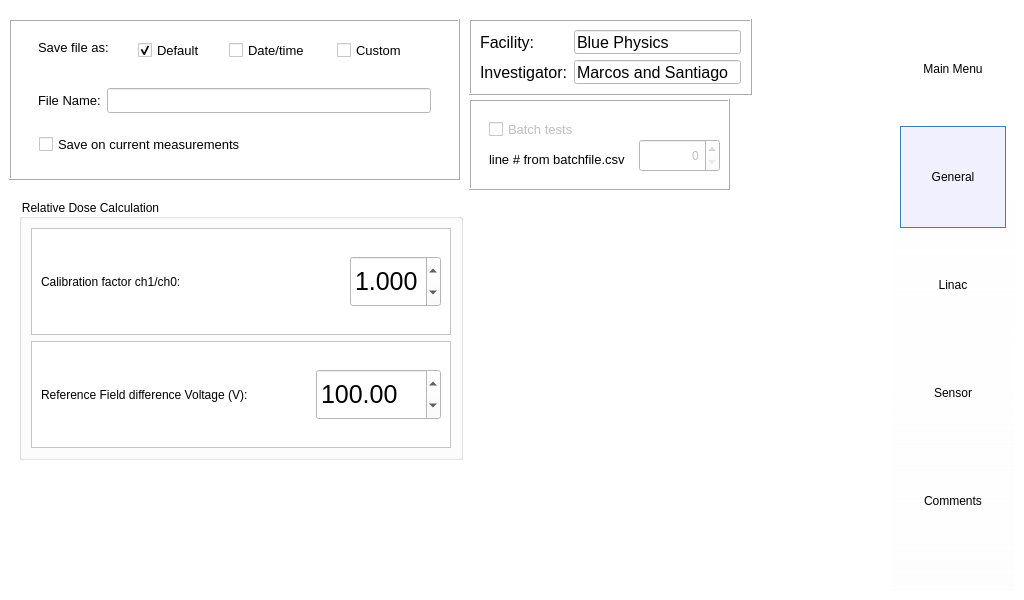
mfeijoo/BluePhysicsmodel82, file metadatagui2.ui: the form before one commit.
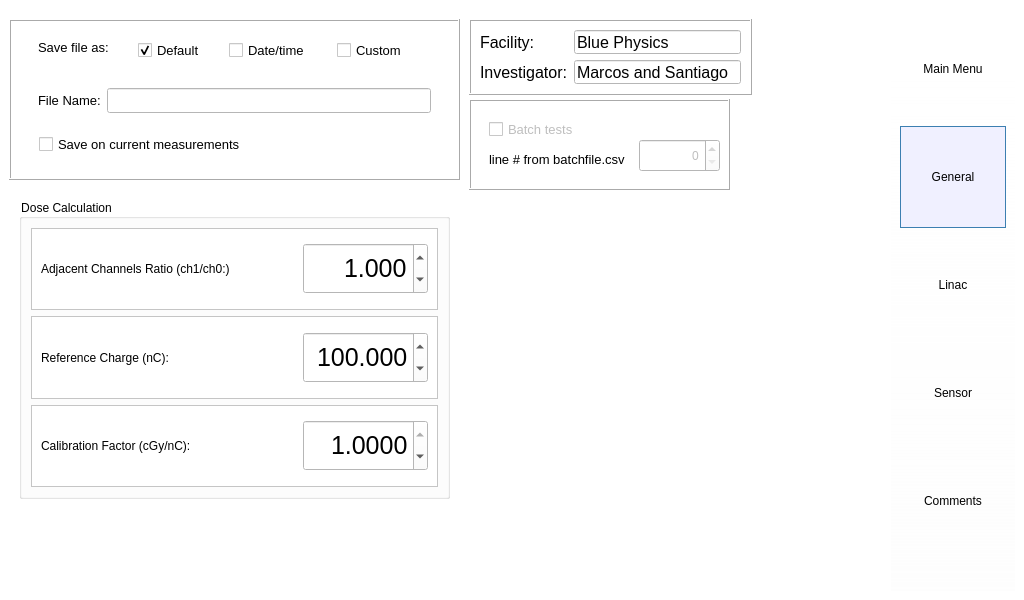
The form after the commit. Icons and pictures are not drawn.

```diff
--- a/metadatagui2.ui
+++ b/metadatagui2.ui
@@ -324,16 +324,28 @@
          <rect>
           <x>10</x>
           <y>190</y>
-          <width>444</width>
-          <height>261</height>
+          <width>431</width>
+          <height>300</height>
          </rect>
         </property>
+        <property name="minimumSize">
+         <size>
+          <width>0</width>
+          <height>300</height>
+         </size>
+        </property>
         <property name="title">
-         <string>Relative Dose Calculation</string>
+         <string>Dose Calculation</string>
         </property>
         <layout class="QVBoxLayout" name="verticalLayout_2">
          <item>
-          <widget class="QFrame" name="frame_10">
+          <widget class="QFrame" name="frame_4">
+           <property name="minimumSize">
+            <size>
+             <width>0</width>
+             <height>50</height>
+            </size>
+           </property>
            <property name="frameShape">
             <enum>QFrame::StyledPanel</enum>
            </property>
@@ -344,7 +356,7 @@
             <item>
              <widget class="QLabel" name="label_24">
               <property name="text">
-               <string>Calibration factor ch1/ch0:</string>
+               <string>Adjacent Channels Ratio (ch1/ch0:)</string>
               </property>
              </widget>
             </item>
@@ -352,7 +364,7 @@
              <widget class="QDoubleSpinBox" name="sbcalibfactor">
               <property name="minimumSize">
                <size>
-                <width>91</width>
+                <width>125</width>
                 <height>51</height>
                </size>
               </property>
@@ -367,6 +379,9 @@
                 <pointsize>19</pointsize>
                </font>
               </property>
+              <property name="alignment">
+               <set>Qt::AlignRight|Qt::AlignTrailing|Qt::AlignVCenter</set>
+              </property>
               <property name="decimals">
                <number>3</number>
               </property>
@@ -386,6 +401,12 @@
          </item>
          <item>
           <widget class="QFrame" name="frame_16">
+           <property name="minimumSize">
+            <size>
+             <width>0</width>
+             <height>50</height>
+            </size>
+           </property>
            <property name="frameShape">
             <enum>QFrame::StyledPanel</enum>
            </property>
@@ -396,7 +417,7 @@
             <item>
              <widget class="QLabel" name="label_26">
               <property name="text">
-               <string>Reference Field difference Voltage (V):</string>
+               <string>Reference Charge (nC):</string>
               </property>
              </widget>
             </item>
@@ -419,6 +440,12 @@
                 <pointsize>19</pointsize>
                </font>
               </property>
+              <property name="alignment">
+               <set>Qt::AlignRight|Qt::AlignTrailing|Qt::AlignVCenter</set>
+              </property>
+              <property name="decimals">
+               <number>3</number>
+              </property>
               <property name="maximum">
                <double>1024.000000000000000</double>
               </property>
@@ -433,6 +460,67 @@
            </layout>
           </widget>
          </item>
+         <item>
+          <widget class="QFrame" name="frame_7">
+           <property name="minimumSize">
+            <size>
+             <width>0</width>
+             <height>50</height>
+            </size>
+           </property>
+           <property name="frameShape">
+            <enum>QFrame::StyledPanel</enum>
+           </property>
+           <property name="frameShadow">
+            <enum>QFrame::Raised</enum>
+           </property>
+           <layout class="QHBoxLayout" name="horizontalLayout_4">
+            <item>
+             <widget class="QLabel" name="label_28">
+              <property name="text">
+               <string>Calibration Factor (cGy/nC):</string>
+              </property>
+             </widget>
+            </item>
+            <item>
+             <widget class="QDoubleSpinBox" name="sbcalibrationfactor">
+              <property name="minimumSize">
+               <size>
+                <width>125</width>
+                <height>51</height>
+               </size>
+              </property>
+              <property name="maximumSize">
+               <size>
+                <width>125</width>
+                <height>51</height>
+               </size>
+              </property>
+              <property name="font">
+               <font>
+                <pointsize>19</pointsize>
+               </font>
+              </property>
+              <property name="alignment">
+               <set>Qt::AlignRight|Qt::AlignTrailing|Qt::AlignVCenter</set>
+              </property>
+              <property name="decimals">
+               <number>4</number>
+              </property>
+              <property name="maximum">
+               <double>1.000000000000000</double>
+              </property>
+              <property name="singleStep">
+               <double>0.010000000000000</double>
+              </property>
+              <property name="value">
+               <double>1.000000000000000</double>
+              </property>
+             </widget>
+            </item>
+           </layout>
+          </widget>
+         </item>
         </layout>
        </widget>
        <widget class="QFrame" name="frame_14">
```
Left out of the diff: 29 changed lines with no effect on the pictures.
